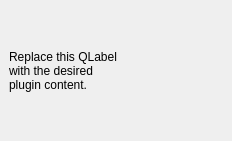
Above: Evacu8/Evacu8/Evacu8_dockwidget_base.ui from fhb1990/GEO1005 before the change. Below: the same form after it.
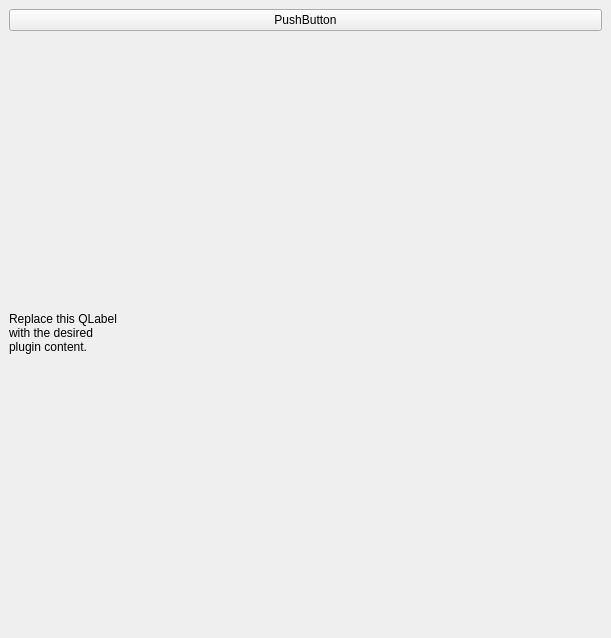
That is the form after the change.

```diff
--- a/Evacu8/Evacu8/Evacu8_dockwidget_base.ui
+++ b/Evacu8/Evacu8/Evacu8_dockwidget_base.ui
@@ -6,8 +6,8 @@
    <rect>
     <x>0</x>
     <y>0</y>
-    <width>232</width>
-    <height>141</height>
+    <width>611</width>
+    <height>638</height>
    </rect>
   </property>
   <property name="windowTitle">
@@ -15,7 +15,7 @@
   </property>
   <widget class="QWidget" name="dockWidgetContents">
    <layout class="QGridLayout" name="gridLayout">
-    <item row="0" column="0">
+    <item row="1" column="0">
      <widget class="QLabel" name="label">
       <property name="text">
        <string>Replace this QLabel
@@ -24,6 +24,13 @@
       </property>
      </widget>
     </item>
+    <item row="0" column="0">
+     <widget class="QPushButton" name="pushButton">
+      <property name="text">
+       <string>PushButton</string>
+      </property>
+     </widget>
+    </item>
    </layout>
   </widget>
  </widget>
```
